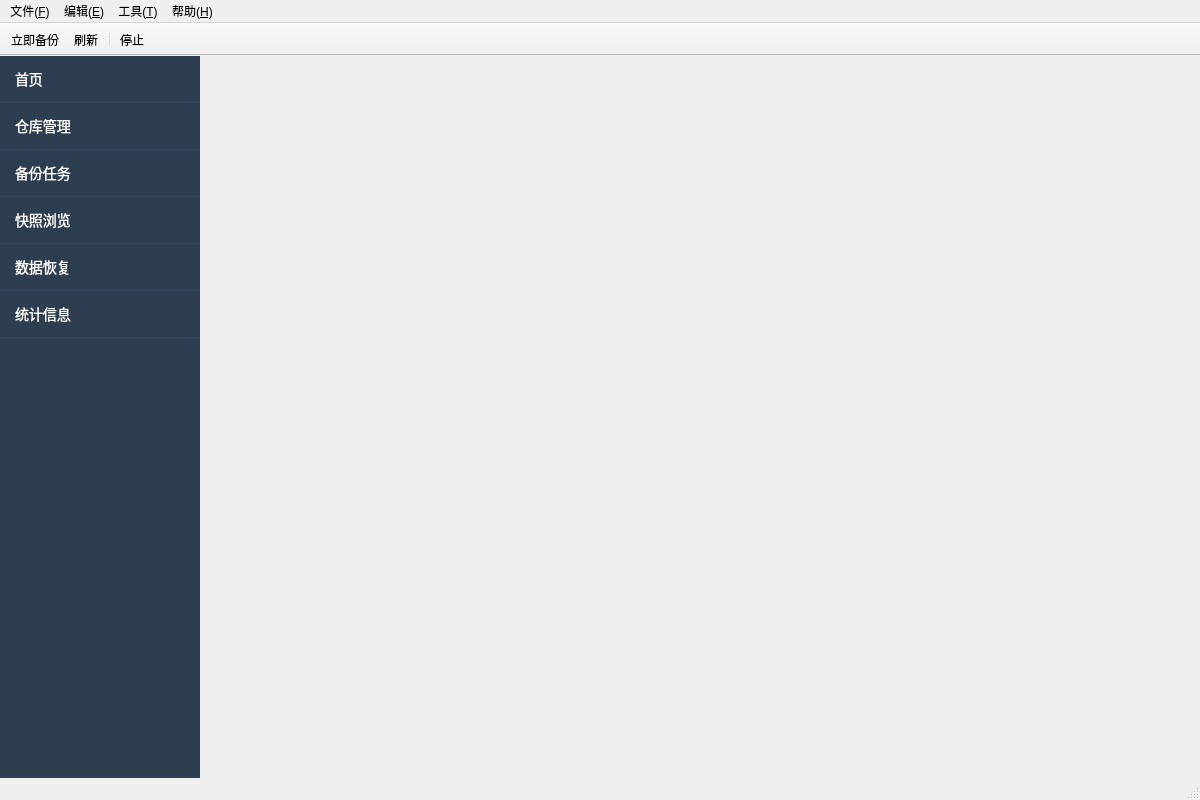
First picture: the form in src/ui/MainWindow.ui, repository zhanglt/restic-gui, before the edit.
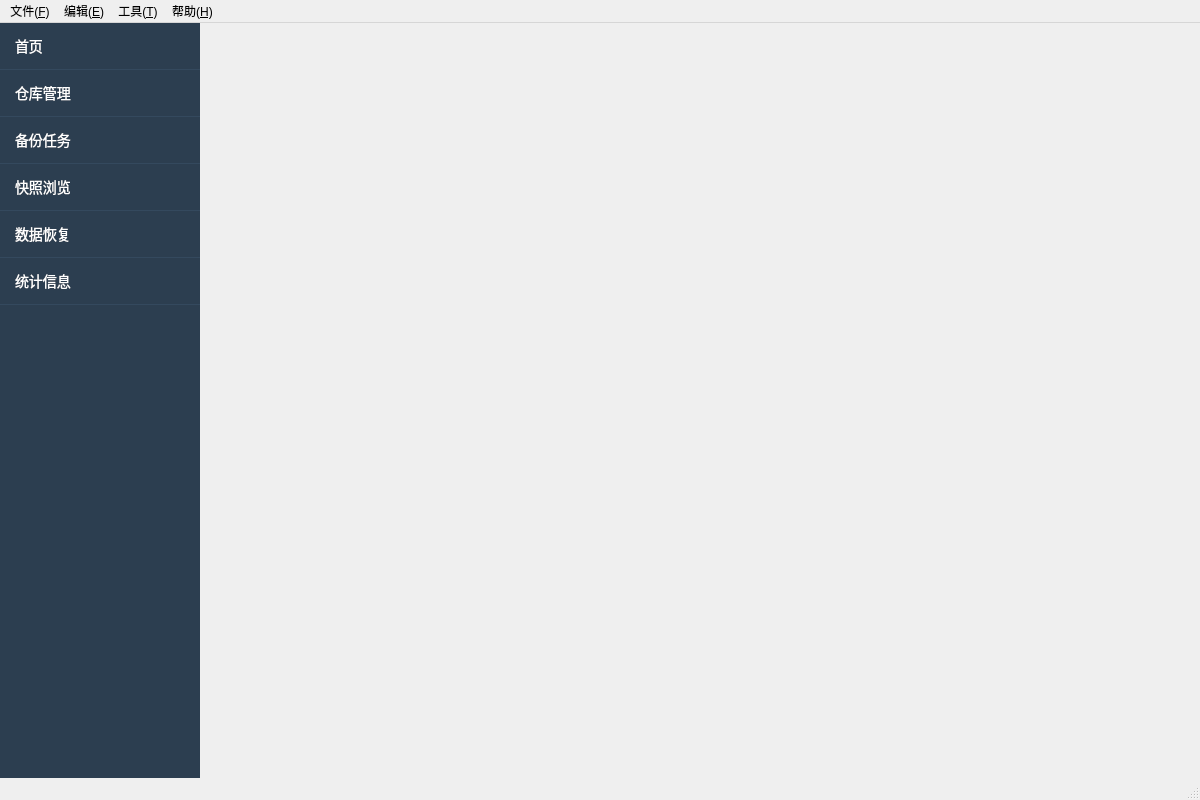
Second picture: the form after the edit.

Commit message: 删除工具栏

What changed in the file:
```diff
--- a/src/ui/MainWindow.ui
+++ b/src/ui/MainWindow.ui
@@ -147,27 +147,6 @@
    <addaction name="menuTools"/>
    <addaction name="menuHelp"/>
   </widget>
-  <widget class="QToolBar" name="mainToolBar">
-   <property name="windowTitle">
-    <string>工具栏</string>
-   </property>
-   <property name="movable">
-    <bool>false</bool>
-   </property>
-   <property name="floatable">
-    <bool>false</bool>
-   </property>
-   <attribute name="toolBarArea">
-    <enum>TopToolBarArea</enum>
-   </attribute>
-   <attribute name="toolBarBreak">
-    <bool>false</bool>
-   </attribute>
-   <addaction name="actionBackupNow"/>
-   <addaction name="actionRefresh"/>
-   <addaction name="separator"/>
-   <addaction name="actionStop"/>
-  </widget>
   <widget class="QStatusBar" name="statusBar"/>
   <action name="actionNewRepository">
    <property name="text">
```
Left out of the diff: 16 changed lines with no effect on the pictures.
